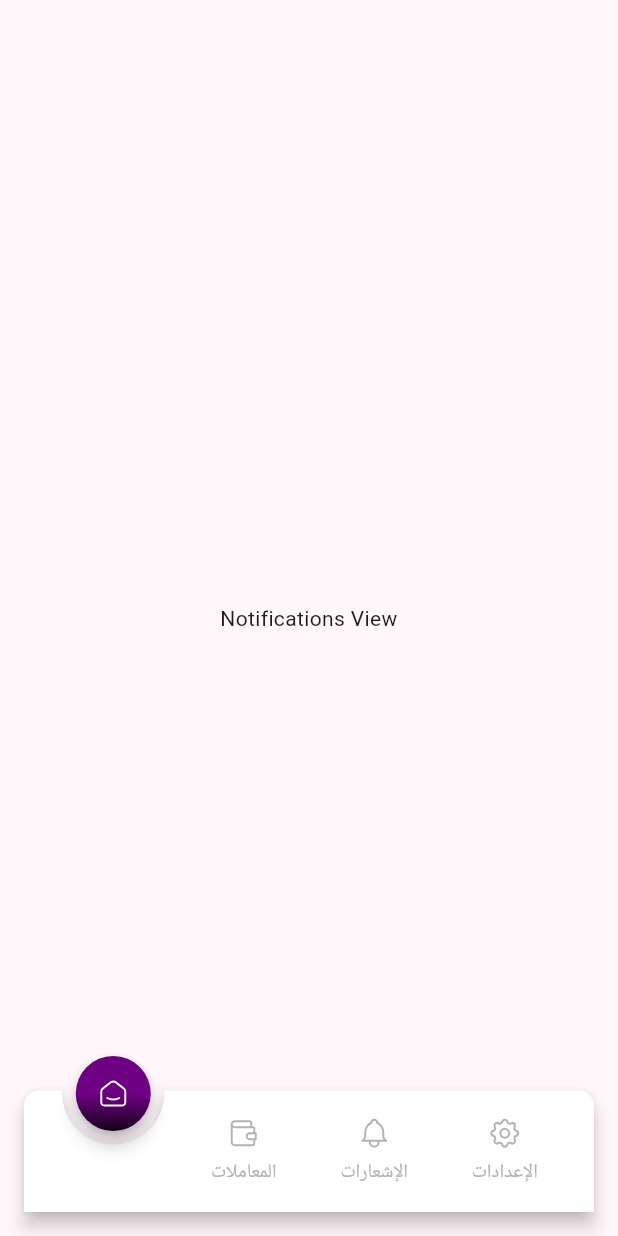
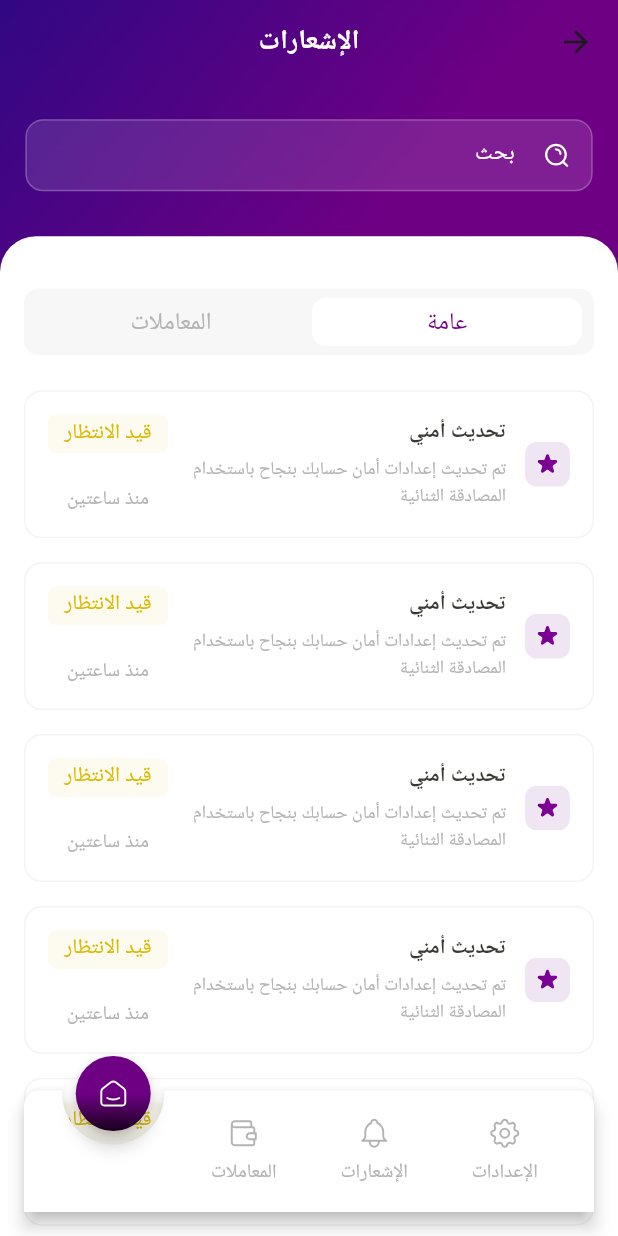
Before and after one commit to salsabilelshiekh2022/Al-alamia, a Flutter app: the MainNavigationView screen opened by its route, swiped to page 2, on a phone screen of 412 x 824 dp. Run offline on Flutter 3.47's test engine with Material 3 defaults, Android fonts, the phone set to English and light mode, and no system bars; drawn by our look-alikes of animated_notch_bottom_bar; our stand-ins replace cached_network_image, dartz, dio, easy_localization, firebase_messaging, flutter_bloc and 10 more; missing offline and left inert: requests_inspector; accounts and stored records are empty; Roboto replaces fonts that are missing (Cairo); statements that could not run were skipped.

Commit message:
feat: Add notifications feature with notifications view, filter, and list; implement UI components and translations

```diff
--- /dev/null
+++ b/lib/core/enums/notifications_enum.dart
@@ -0,0 +1,13 @@
+import 'package:alalamia/core/helper/translation_extensions.dart';
+import 'package:flutter/material.dart';
+
+enum NotificationsEnum { public, transactions;
+
+  String translate(BuildContext context) {
+    switch (this) {
+      case NotificationsEnum.public:
+        return context.public;
+      case NotificationsEnum.transactions:
+        return context.transactions;
+    }
+  } }
--- a/lib/features/main_navigation/presentation/views/main_naviagtion.dart
+++ b/lib/features/main_navigation/presentation/views/main_naviagtion.dart
@@ -1,6 +1,7 @@
 import 'package:alalamia/core/components/widgets/custom_svg_builder.dart';
 import 'package:alalamia/core/helper/app_extention.dart';
 import 'package:alalamia/core/helper/translation_extensions.dart';
+import 'package:alalamia/features/notifications/presentation/views/notifications_view.dart';
 import 'package:alalamia/features/settings/presentation/views/settings_view.dart';
 import 'package:alalamia/features/transactions/presentation/views/transactions_view.dart';
 import 'package:alalamia/generated/app_assets.dart';
@@ -28,7 +29,7 @@ class _MainNavigationViewState extends State<MainNavigationView> {
   /// 👇 Your navigation pages (replace with your real views)
   final List<Widget> bottomBarPages = const [
     SettingsView(),
-    Center(child: Text("Notifications View")),
+    NotificationsView(),
     TransactionsView(),
     Center(child: Text("Home View")),
   ];
--- /dev/null
+++ b/lib/features/notifications/presentation/views/notifications_view.dart
@@ -0,0 +1,72 @@
+import 'package:alalamia/core/helper/app_extention.dart';
+import 'package:alalamia/core/helper/translation_extensions.dart';
+import 'package:alalamia/core/helper/widget_extentions.dart';
+import 'package:alalamia/features/notifications/presentation/views/widgets/notification_filter_type.dart';
+import 'package:flutter/material.dart';
+import 'package:flutter_screenutil/flutter_screenutil.dart';
+
+import '../../../../core/components/widgets/custom_app_bar.dart';
+import '../../../../generated/app_assets.dart';
+import '../../../transactions/presentation/views/widgets/search_box.dart';
+import 'widgets/notifications_list.dart';
+
+class NotificationsView extends StatelessWidget {
+  const NotificationsView({super.key});
+
+  @override
+  Widget build(BuildContext context) {
+    return Scaffold(
+      body: Stack(
+        children: [
+          Image.asset(
+            AppAssets.imagesBackground,
+            width: double.infinity,
+            height: double.infinity,
+            fit: BoxFit.cover,
+          ),
+          SingleChildScrollView(
+            child: Column(
+              children: [
+                CustomAppBar(
+                  title: context.notifications,
+                  hasActions: false,
+                  isBack: false,
+                ).onlyPadding(bottomPadding: 24),
+                Row(
+                  children: [
+                    Expanded(child: SearchBox()),
+
+                  ],
+                ).horizontalPadding(16),
+                Container(
+                  margin: EdgeInsets.only(top: 30),
+                  padding: EdgeInsets.symmetric(horizontal: 16, vertical: 35),
+                  width: double.infinity,
+                  constraints: BoxConstraints(
+                    minHeight: MediaQuery.of(context).size.height - 130.h,
+                  ),
+                  decoration: BoxDecoration(
+                    color: context.colors.whiteColor,
+                    borderRadius: BorderRadius.only(
+                      topLeft: Radius.circular(24),
+                      topRight: Radius.circular(24),
+                    ),
+                  ),
+                  child: Column(
+                    children: [
+                     NotificationFilterType(),
+                     24.verticalSpace,
+                      NotificationsList(),
+
+                    ],
+                  ),
+                ),
+              ],
+            ),
+          ),
+        ],
+      ),
+    );
+
+  }
+}
--- /dev/null
+++ b/lib/features/notifications/presentation/views/widgets/notification_card.dart
@@ -0,0 +1,44 @@
+import 'package:alalamia/core/helper/app_extention.dart';
+import 'package:flutter/material.dart';
+import 'package:flutter_screenutil/flutter_screenutil.dart';
+
+import '../../../../../core/components/widgets/card_with_gray_border.dart';
+import '../../../../../core/components/widgets/custom_svg_builder.dart';
+import '../../../../../core/enums/transactions_status_enum.dart';
+import '../../../../../generated/app_assets.dart';
+import '../../../../transactions/presentation/views/widgets/transaction_status_box.dart';
+
+class NotificationCard extends StatelessWidget {
+  const NotificationCard({super.key});
+
+  @override
+  Widget build(BuildContext context) {
+    return CardWithGrayBorder(child: Row(children: [
+      CustomSvgBuilder(path: AppAssets.svgsPurpleStarIcon, width: 30, height: 30, fit: BoxFit.scaleDown),
+      12.horizontalSpace,
+      Expanded(
+        child: Column(
+          crossAxisAlignment: CrossAxisAlignment.start,
+          children: [
+            Text("تحديث أمني", style: context.textStyles.font14SemiBoldSecondaryColor,),
+            5.verticalSpace,
+            Text("تم تحديث إعدادات أمان حسابك بنجاح باستخدام المصادقة الثنائية",
+            maxLines: 2,
+             style: context.textStyles.font14RegularGrayColor.copyWith(fontSize: 12),),
+          ],
+        ),
+      ),
+      35.verticalSpace  ,
+      Column(
+        children: [
+          TransactionStatusBox(status: TransactionsStatusEnum.pending),
+         22.verticalSpace,
+          Text("منذ ساعتين", style: context.textStyles.font14MediumGrayColor.copyWith(
+            fontSize: 13
+          ),)
+        ],
+      )
+
+    ]));
+  }
+}
--- /dev/null
+++ b/lib/features/notifications/presentation/views/widgets/notification_filter_type.dart
@@ -0,0 +1,64 @@
+import 'package:alalamia/core/enums/notifications_enum.dart';
+import 'package:alalamia/core/helper/app_extention.dart';
+import 'package:alalamia/core/helper/number_extentions.dart';
+import 'package:flutter/material.dart';
+import 'package:flutter_screenutil/flutter_screenutil.dart';
+
+class NotificationFilterType extends StatefulWidget {
+  const NotificationFilterType({super.key});
+
+  @override
+  State<NotificationFilterType> createState() => _NotificationFilterTypeState();
+}
+
+class _NotificationFilterTypeState extends State<NotificationFilterType> {
+  int selectedIndex = 0;
+
+  @override
+  Widget build(BuildContext context) {
+    return Container(
+      padding: 6.allPadding,
+      width: double.infinity,
+      height: 45.h,
+      decoration: BoxDecoration(
+        color: context.colors.backgroundFieldColor,
+        borderRadius: BorderRadius.circular(10.r),
+      ),
+      child: Row(
+        children: List.generate(
+          NotificationsEnum.values.length,
+          (index) => Expanded(
+            child: InkWell(
+              onTap: () {
+                setState(() {
+                  selectedIndex = index;
+                });
+              },
+              child: Container(
+                margin: EdgeInsets.symmetric(horizontal: 2),
+                padding: 5.allPadding,
+                decoration: BoxDecoration(
+                  color: selectedIndex == index
+                      ? context.colors.whiteColor
+                      : Colors.transparent,
+                  borderRadius: BorderRadius.circular(10.r),
+                ),
+                child: Center(
+                  child: Text(
+                    NotificationsEnum.values[index].translate(context),
+                    style: selectedIndex == index
+                        ? context.textStyles.font16MediumPrimaryColor
+                        : context.textStyles.font16MediumSecondaryColor.copyWith(
+                              color: context.colors.grayColor,
+                        ),
+                    textAlign: TextAlign.center,
+                  ),
+                ),
+              ),
+            ),
+          ),
+        ),
+      ),
+    );
+  }
+}
--- /dev/null
+++ b/lib/features/notifications/presentation/views/widgets/notifications_list.dart
@@ -0,0 +1,19 @@
+import 'package:alalamia/core/helper/number_extentions.dart';
+import 'package:flutter/material.dart';
+
+import 'notification_card.dart';
+
+class NotificationsList extends StatelessWidget {
+  const NotificationsList({super.key});
+
+  @override
+  Widget build(BuildContext context) {
+    return ListView.separated(
+      shrinkWrap: true,
+      padding: EdgeInsets.zero,
+      physics: const NeverScrollableScrollPhysics(),
+      itemBuilder: (context, index) => NotificationCard(), itemCount: 10,
+    separatorBuilder: (context, index) => 16.verticalSizedBox,
+    );
+  }
+}
```
